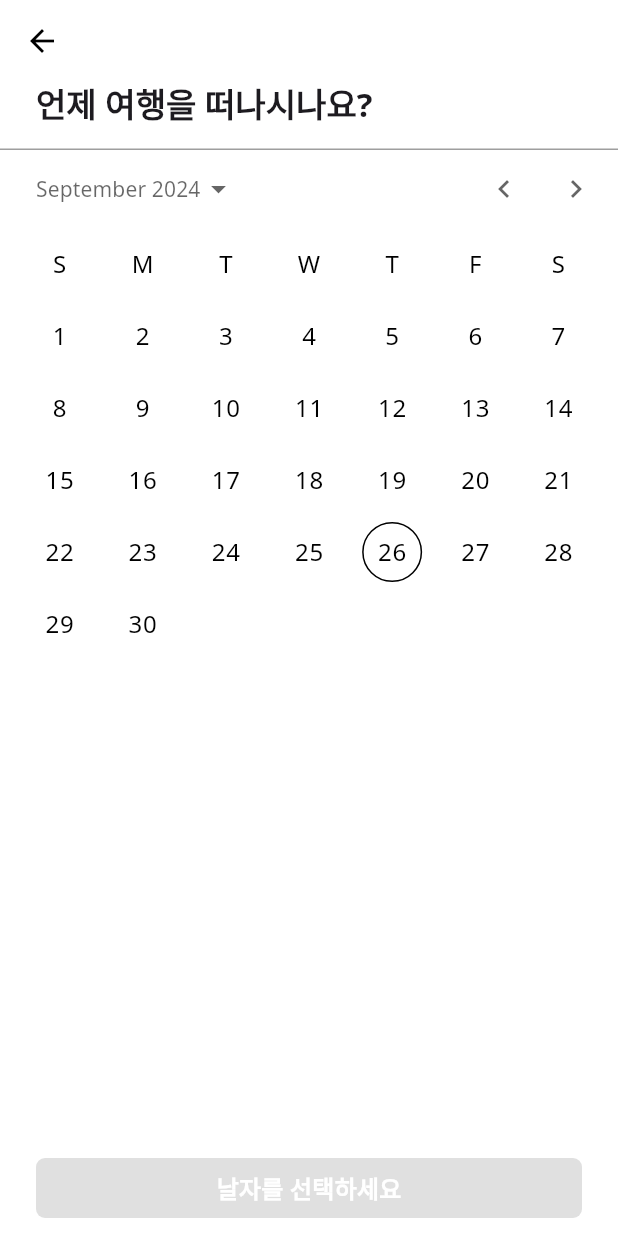
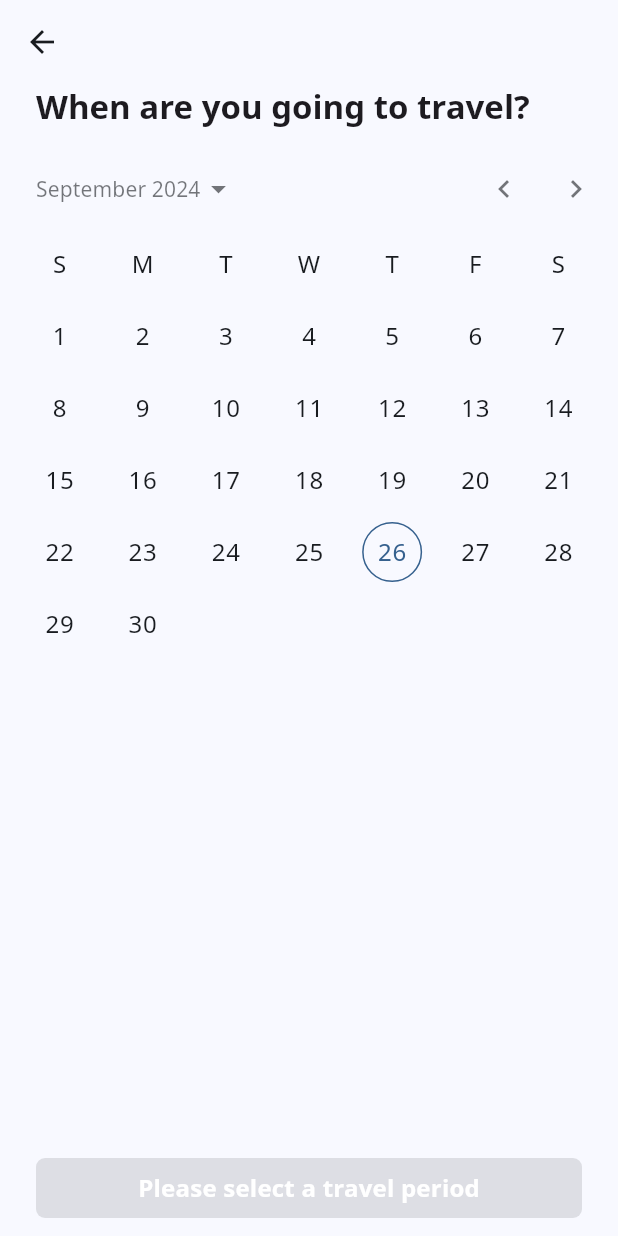
Before and after one commit to takeny1998/yeohaeng-ttukttak, a Flutter app: the HomePage screen opened by its route, after a tap on "여행 생성", on a phone screen of 412 x 824 dp. Run offline on Flutter 3.47's test engine with Material 3 defaults, Android fonts, the phone set to English and light mode, and no system bars; drawn by our look-alikes of calendar_date_picker2; our stand-ins replace dio, easy_localization, flutter_riverpod, flutter_secure_storage, freezed_annotation, go_router and 5 more; missing offline and left inert: dart:ffi, easy_localization_loader; accounts and stored records are empty; generated files the repository leaves out were written again; Roboto replaces fonts that are missing (Noto Sans).

Commit message:
feat-app: 여행 기간, 목적 선택 구현, 국제화 추가

```diff
--- /dev/null
+++ b/application/assets/translations/en-US.yaml
@@ -0,0 +1,33 @@
+travel:
+  select_date:
+    ask_date: When are you going to travel?
+    require_date: Please select a travel period
+    display_select_date: '{start} - {end} ({days} days)'
+
+  select_detail:
+    ask_companion: Who will you travel with?
+    hint_companion: (No duplicate selections)
+    ask_motivation: What's the purpose of your trip?
+    hint_motivation: (Select at least one, up to three)
+    require_detail: Please select all of your trip details.
+
+next: 다음으로
+
+
+enum:
+  TravelCompanion:
+    alone: alone
+    parent: parent
+    children: children
+    cousin: cousin
+    friend: friend
+
+  TravelMotivation:
+    adventure: Break out of routine
+    rest: Rest
+    friendship: Friendship
+    selfReflection: Self-reflection
+    socialNetwork: Social network
+    fitness: Fitness
+    newExperiences: Seek new experiences
+    education: Education
--- /dev/null
+++ b/application/lib/common/util/translation.dart
@@ -0,0 +1,8 @@
+
+String Function(String) baseKey(String baseKey) => (String key) {
+  return '$baseKey.$key';
+};
+
+String enumKey(Enum key) {
+  return 'enum.${key.runtimeType}.${key.name}';
+}
--- a/application/lib/feature/home/home_page.dart
+++ b/application/lib/feature/home/home_page.dart
@@ -1,6 +1,9 @@
 import 'package:application_new/common/loading/async_loading_provider.dart';
+import 'package:application_new/common/log/logger.dart';
 import 'package:application_new/common/router/router_provider.dart';
 import 'package:application_new/feature/authentication/page/login_provider.dart';
+import 'package:application_new/feature/travel/select_travel_date_page.dart';
+import 'package:easy_localization/easy_localization.dart';
 import 'package:flutter/material.dart';
 import 'package:flutter_riverpod/flutter_riverpod.dart';
 import 'package:go_router/go_router.dart';
@@ -30,8 +33,20 @@ class HomePage extends ConsumerWidget {
                     }),
                 child: const Text('로딩')),
             TextButton(
-                onPressed: () => context.push('/travel/create'),
+                onPressed: () => context.push('/travels/create/date'),
                 child: const Text('여행 생성')),
+            TextButton(
+                onPressed: () {
+                  context.setLocale(const Locale('ko', 'KR'));
+                  logger.d('locale = ${context.locale}');
+                },
+                child: const Text('한글로 언어 변경')),
+            TextButton(
+                onPressed: () async {
+                  context.setLocale(const Locale('en', 'US'));
+                  logger.d('locale = ${context.locale}');
+                },
+                child: const Text('영어로 언어 변경')),
           ],
         ),
       ),
--- /dev/null
+++ b/application/lib/feature/travel/component/bottom_action_button.dart
@@ -0,0 +1,39 @@
+import 'package:flutter/material.dart';
+
+class BottomActionButton extends StatelessWidget {
+  final void Function()? _onPressed;
+
+  final Widget _child;
+  final Widget? _top;
+
+  const BottomActionButton({
+    super.key,
+    void Function()? onPressed,
+    required Widget child,
+    Widget? top,
+  })  : _onPressed = onPressed,
+        _child = child,
+        _top = top;
+
+  @override
+  Widget build(BuildContext context) {
+    return SafeArea(
+      child: Padding(
+        padding: const EdgeInsets.symmetric(horizontal: 24, vertical: 8),
+        child: FilledButton(
+          style: FilledButton.styleFrom(
+              shape: const RoundedRectangleBorder(
+                  borderRadius: BorderRadius.all(Radius.circular(6)))),
+          onPressed: _onPressed,
+          child: Wrap(
+            direction: Axis.vertical,
+            children: [
+              _top ?? const SizedBox(),
+              _child,
+            ],
+          ),
+        ),
+      ),
+    );
+  }
+}
--- a/application/lib/feature/travel/create_travel_state.dart
+++ b/application/lib/feature/travel/create_travel_state.dart
@@ -1,3 +1,5 @@
+import 'package:application_new/feature/travel/model/travel_comanion.dart';
+import 'package:application_new/feature/travel/model/travel_motivation.dart';
 import 'package:freezed_annotation/freezed_annotation.dart';
 
 part 'create_travel_state.freezed.dart';
@@ -7,5 +9,7 @@ class CreateTravelState with _$CreateTravelState {
   const factory CreateTravelState({
     DateTime? startedOn,
     DateTime? endedOn,
+    TravelCompanion? companion,
+    @Default([]) List<TravelMotivation> motivations,
   }) = _CreateTravelState;
 }
--- a/application/lib/feature/travel/create_travel_page.dart
+++ b/application/lib/feature/travel/select_travel_date_page.dart
@@ -1,11 +1,17 @@
+import 'package:application_new/common/router/router_provider.dart';
+import 'package:application_new/common/util/translation.dart';
+import 'package:application_new/feature/travel/component/bottom_action_button.dart';
 import 'package:application_new/feature/travel/create_travel_provider.dart';
+import 'package:application_new/feature/travel/select_travel_detail_page.dart';
 import 'package:calendar_date_picker2/calendar_date_picker2.dart';
+import 'package:easy_localization/easy_localization.dart';
 import 'package:flutter/material.dart';
 import 'package:flutter_riverpod/flutter_riverpod.dart';
+import 'package:go_router/go_router.dart';
 import 'package:intl/intl.dart';
 
-class CreateTravelPage extends ConsumerWidget {
-  const CreateTravelPage({super.key});
+class SelectTravelDatePage extends ConsumerWidget {
+  const SelectTravelDatePage({super.key});
 
   @override
   Widget build(BuildContext context, WidgetRef ref) {
@@ -21,24 +27,29 @@ class CreateTravelPage extends ConsumerWidget {
     final textTheme = Theme.of(context).textTheme;
     final rangeFormat = DateFormat('yy.M.d');
 
-    final days = areSelected
+    final nights = areSelected
         ? DateTimeRange(start: startedOn, end: endedOn).duration.inDays
         : 0;
+
+    final trKey = baseKey('travel.select_date');
+
+    final buttonTextStyle = textTheme.titleMedium?.copyWith(
+      fontWeight: FontWeight.w600,
+      color: Colors.white,
+    );
 
     return Scaffold(
       appBar: AppBar(
         centerTitle: false,
-        scrolledUnderElevation: 0,
-        shape: Border(
-            bottom: BorderSide(color: Theme.of(context).colorScheme.secondary)),
         bottom: PreferredSize(
           preferredSize: const Size.fromHeight(44),
           child: Container(
             alignment: Alignment.centerLeft,
             padding: const EdgeInsets.fromLTRB(24, 0, 24, 16),
-            child: Text('언제 여행을 떠나시나요?',
-                style: textTheme.titleLarge
-                    ?.copyWith(fontWeight: FontWeight.w600)),
+            child: Text(trKey('ask_date'),
+                    style: textTheme.titleLarge
+                        ?.copyWith(fontWeight: FontWeight.w600))
+                .tr(),
           ),
         ),
       ),
@@ -56,29 +67,27 @@ class CreateTravelPage extends ConsumerWidget {
             if (dates.length < 2) return;
             ref
                 .read(createTravelProvider.notifier)
-                .inputDate(dates[0], dates[1]);
+                .selectDate(dates[0], dates[1]);
           },
         ),
       ),
-      bottomNavigationBar: SafeArea(
-        child: Padding(
-          padding: const EdgeInsets.symmetric(horizontal: 24, vertical: 8),
-          child: FilledButton(
-            style: FilledButton.styleFrom(
-                shape: const RoundedRectangleBorder(
-                    borderRadius: BorderRadius.all(Radius.circular(6)))),
-            onPressed: areSelected ? () {} : null,
-            child: Text(
-                areSelected
-                    ? '${rangeFormat.format(startedOn)} - ${rangeFormat.format(endedOn)} ($days박 ${days + 1}일)'
-                    : '날자를 선택하세요',
-                style: textTheme.titleMedium?.copyWith(
-                  fontWeight: FontWeight.w600,
-                  color: Colors.white,
-                )),
-          ),
-        ),
-      ),
+      bottomNavigationBar: BottomActionButton(
+          onPressed:
+              areSelected ? () => context.push('/travels/create/detail') : null,
+          child: areSelected
+              ? Text(
+                  trKey('display_select_date'),
+                  style: buttonTextStyle,
+                ).tr(namedArgs: {
+                  'start': rangeFormat.format(startedOn),
+                  'end': rangeFormat.format(endedOn),
+                  'nights': '$nights',
+                  'days': '${nights + 1}',
+                })
+              : Text(
+                  trKey('require_date'),
+                  style: buttonTextStyle,
+                ).tr()),
     );
   }
 }
--- a/application/pubspec.yaml
+++ b/application/pubspec.yaml
@@ -50,6 +50,8 @@ dependencies:
   google_sign_in: ^6.2.1
   calendar_date_picker2: ^1.1.7
   intl: ^0.19.0
+  easy_localization: ^3.0.7
+  easy_localization_loader: ^2.0.2
 
 dev_dependencies:
   flutter_test:
@@ -68,6 +70,8 @@ dev_dependencies:
 
 flutter:
   uses-material-design: true
+  assets:
+    - assets/translations/
 
 fonts:
   - family: Noto Sans
@@ -90,7 +94,6 @@ fonts:
       weight: 200
     - asset: fonts/NotoSansKR-Thin.ttf
       weight: 100
-
   #
   # For details regarding fonts from package dependencies,
   # see https://flutter.dev/to/font-from-package
```
Also changed, not shown: application/assets/translations/ko-KR.yaml (added, +32 -0 lines), application/lib/common/router/router_provider.dart (+8 -3 lines), application/lib/feature/travel/create_travel_provider.dart (+21 -4 lines), application/lib/feature/travel/model/travel_comanion.dart (added, +7 -0 lines), application/lib/feature/travel/model/travel_motivation.dart (added, +10 -0 lines), application/lib/feature/travel/select_travel_city_page.dart (added, +99 -0 lines), application/lib/feature/travel/select_travel_detail_page.dart (added, +99 -0 lines), application/lib/main.dart (+26 -19 lines), application/lib/common/router/router_provider.g.dart, application/lib/feature/travel/create_travel_provider.g.dart, application/lib/feature/travel/create_travel_state.freezed.dart, application/pubspec.lock, 2 other files.
